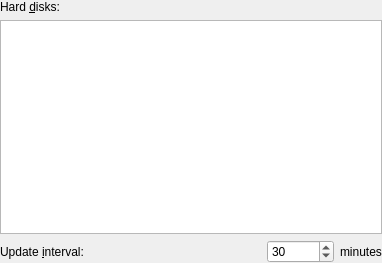
First picture: the form in plasma/applets/system-monitor/hdd-config.ui, repository mgottschlag/kwin-tiling, before the edit.
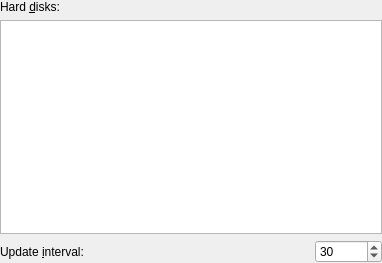
Second picture: the form after the edit.

```diff
--- a/plasma/applets/system-monitor/hdd-config.ui
+++ b/plasma/applets/system-monitor/hdd-config.ui
@@ -86,13 +86,6 @@
        </property>
       </widget>
      </item>
-     <item>
-      <widget class="QLabel" name="label_3" >
-       <property name="text" >
-        <string>minutes</string>
-       </property>
-      </widget>
-     </item>
     </layout>
    </item>
   </layout>
```
